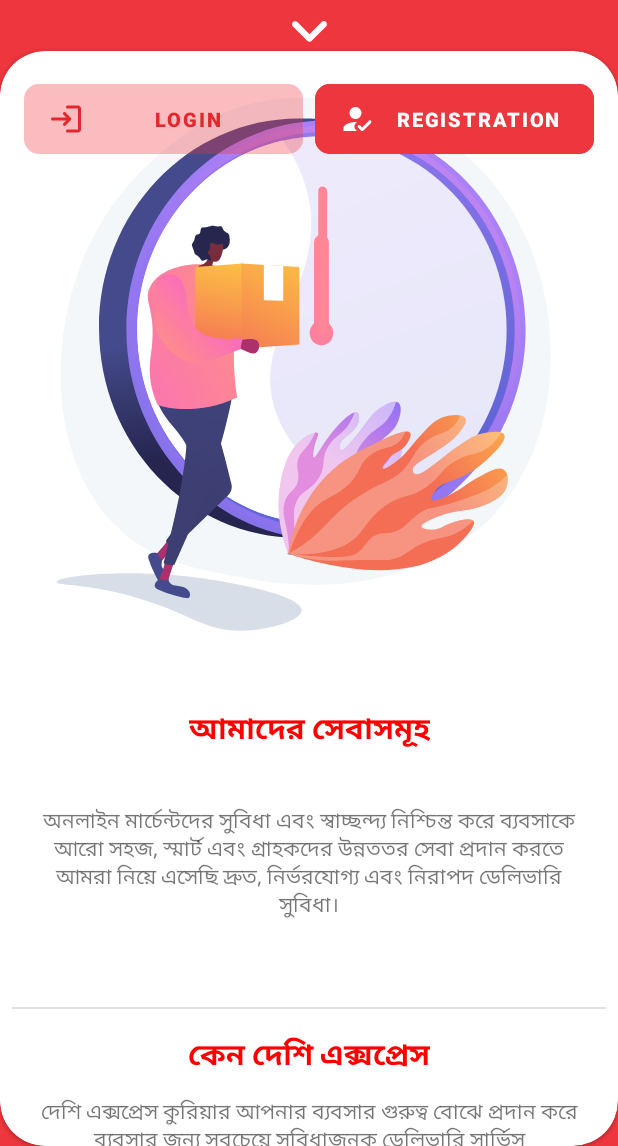
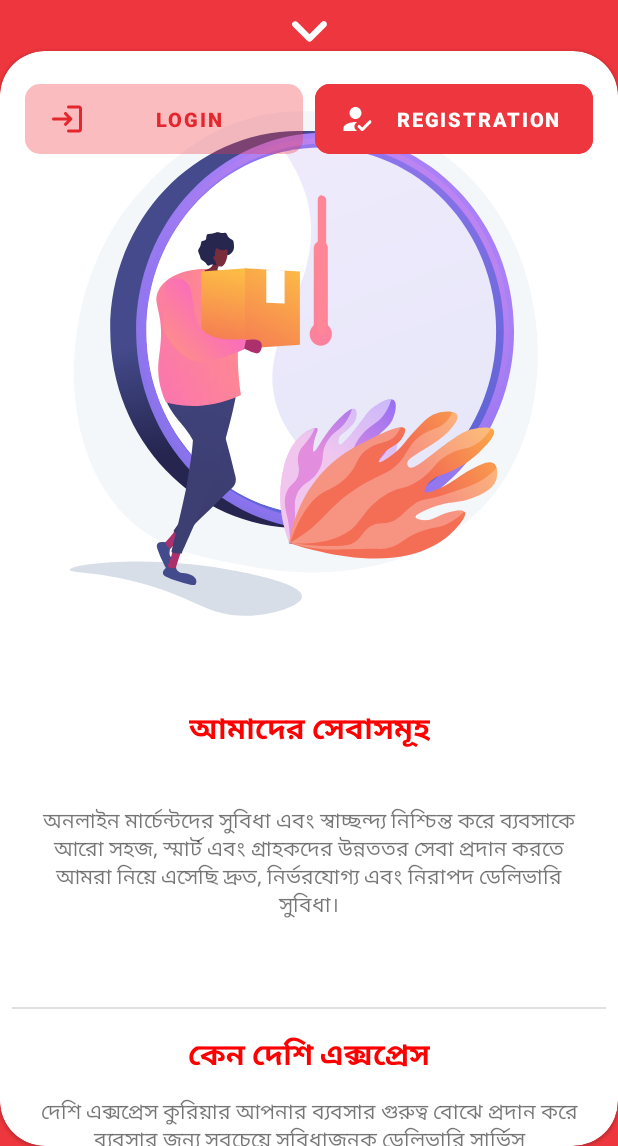
Before and after one commit to Ripat123/deshi_express, an Android app: the screen it shows after launch (MainActivity), on a phone screen of 412 x 824 dp, the part 90-1236 px from its top. Run offline under Robolectric (Android 15) with nearby library versions, the phone set to English and light mode, and no system bars; our stand-ins replace Picasso, Volley; network calls fail; pictures from the network do not load; Roboto replaces fonts that are not available here.

Commit message:
16/01/2022

```diff
--- a/app/src/main/res/layout/activity_main.xml
+++ b/app/src/main/res/layout/activity_main.xml
@@ -75,35 +75,36 @@
 
                     <com.airbnb.lottie.LottieAnimationView
                         android:id="@+id/top_img"
-                        android:layout_width="match_parent"
+                        android:layout_width="0dp"
                         android:layout_height="400dp"
-                        app:layout_constraintEnd_toEndOf="parent"
-                        app:lottie_rawRes="@raw/courier_delivery"
+                        app:layout_constraintWidth_max="600dp"
+                        app:layout_constraintEnd_toStartOf="@+id/guide2"
+                        app:layout_constraintStart_toStartOf="@+id/guide1"
+                        app:layout_constraintTop_toTopOf="parent"
                         app:lottie_autoPlay="true"
                         app:lottie_loop="true"
-                        app:layout_constraintStart_toEndOf="@+id/login_btn"
-                        app:layout_constraintStart_toStartOf="parent"
-                        app:layout_constraintTop_toTopOf="parent" />
+                        app:lottie_rawRes="@raw/courier_delivery" />
 
                     <com.google.android.material.button.MaterialButton
                         android:id="@+id/login_btn"
                         style="@style/Widget.MaterialComponents.Button.UnelevatedButton"
                         android:layout_width="0dp"
                         android:layout_height="wrap_content"
-                        android:layout_marginStart="16dp"
+                        app:layout_constraintWidth_max="300dp"
+                        android:maxLines="1"
                         android:layout_marginTop="16dp"
                         android:layout_marginEnd="8dp"
                         android:backgroundTint="@color/second_color"
                         android:paddingVertical="11dp"
                         android:text="@string/login"
+                        android:textColor="@color/deep_main"
                         android:textSize="13sp"
-                        android:textColor="@color/deep_main"
                         android:textStyle="bold"
                         app:cornerRadius="10dp"
                         app:icon="@drawable/ic_round_login_24"
                         app:iconTint="@color/deep_main"
                         app:layout_constraintEnd_toStartOf="@+id/reg_btn"
-                        app:layout_constraintStart_toStartOf="parent"
+                        app:layout_constraintStart_toStartOf="@+id/guide1"
                         app:layout_constraintTop_toTopOf="parent"
                         app:rippleColor="#0035AC" />
 
@@ -112,7 +113,8 @@
                         style="@style/Widget.MaterialComponents.Button.UnelevatedButton"
                         android:layout_width="0dp"
                         android:layout_height="wrap_content"
-                        android:layout_marginEnd="16dp"
+                        app:layout_constraintWidth_max="300dp"
+                        android:maxLines="1"
                         android:backgroundTint="@color/main_color"
                         android:paddingVertical="11dp"
                         android:text="@string/registration"
@@ -121,7 +123,7 @@
                         app:cornerRadius="10dp"
                         app:icon="@drawable/ic_round_how_to_reg_24"
                         app:layout_constraintBottom_toBottomOf="@+id/login_btn"
-                        app:layout_constraintEnd_toEndOf="parent"
+                        app:layout_constraintEnd_toStartOf="@+id/guide2"
                         app:layout_constraintStart_toEndOf="@+id/login_btn"
                         app:layout_constraintTop_toTopOf="@+id/login_btn" />
 
@@ -132,38 +134,37 @@
                         android:layout_marginTop="10dp"
                         android:text="@string/top_title"
                         android:textColor="@color/red"
+                        android:maxLines="1"
                         android:textSize="20sp"
                         android:textStyle="bold"
                         app:layout_constraintBottom_toTopOf="@+id/top_det"
-                        app:layout_constraintEnd_toEndOf="@+id/top_img"
+                        app:layout_constraintEnd_toStartOf="@+id/guide2"
                         app:layout_constraintHorizontal_bias="0.5"
-                        app:layout_constraintStart_toStartOf="@+id/top_img"
+                        app:layout_constraintStart_toStartOf="@+id/guide1"
                         app:layout_constraintTop_toBottomOf="@+id/top_img" />
 
                     <TextView
                         android:id="@+id/top_det"
                         android:layout_width="0dp"
                         android:layout_height="wrap_content"
-                        android:layout_marginStart="18dp"
+                        app:layout_constraintWidth_max="600dp"
                         android:layout_marginTop="8dp"
-                        android:layout_marginEnd="18dp"
                         android:text="@string/top_details"
                         android:textAlignment="center"
                         app:layout_constraintBottom_toTopOf="@+id/sheba_rec"
-                        app:layout_constraintEnd_toEndOf="parent"
-                        app:layout_constraintHorizontal_bias="0.5"
-                        app:layout_constraintStart_toStartOf="parent"
+                        app:layout_constraintEnd_toStartOf="@+id/guide2"
+                        app:layout_constraintStart_toStartOf="@+id/guide1"
                         app:layout_constraintTop_toBottomOf="@+id/top_text" />
 
                     <androidx.recyclerview.widget.RecyclerView
                         android:id="@+id/sheba_rec"
-                        android:layout_width="match_parent"
+                        android:layout_width="0dp"
                         android:layout_height="wrap_content"
+                        app:layout_constraintWidth_max="600dp"
                         android:layout_marginTop="20dp"
                         app:layout_constraintBottom_toTopOf="@+id/textView"
-                        app:layout_constraintEnd_toEndOf="parent"
-                        app:layout_constraintHorizontal_bias="0.5"
-                        app:layout_constraintStart_toStartOf="parent"
+                        app:layout_constraintEnd_toStartOf="@+id/guide2"
+                        app:layout_constraintStart_toStartOf="@+id/guide1"
                         app:layout_constraintTop_toBottomOf="@+id/top_det" />
 
                     <View
@@ -184,36 +185,34 @@
                         android:layout_height="wrap_content"
                         android:layout_marginTop="16dp"
                         android:text="@string/why_t"
+                        android:maxLines="1"
                         android:textColor="@color/red"
                         android:textSize="20sp"
                         android:textStyle="bold"
-                        app:layout_constraintEnd_toEndOf="parent"
-                        app:layout_constraintHorizontal_bias="0.5"
-                        app:layout_constraintStart_toStartOf="parent"
+                        app:layout_constraintEnd_toStartOf="@+id/guide2"
+                        app:layout_constraintStart_toStartOf="@+id/guide1"
                         app:layout_constraintTop_toBottomOf="@+id/divider" />
 
                     <TextView
                         android:id="@+id/why_de"
                         android:layout_width="0dp"
                         android:layout_height="wrap_content"
-                        android:layout_marginStart="18dp"
+                        app:layout_constraintWidth_max="600dp"
                         android:layout_marginTop="12dp"
-                        android:layout_marginEnd="18dp"
                         android:text="@string/why_details"
                         android:textAlignment="center"
-                        app:layout_constraintEnd_toEndOf="parent"
-                        app:layout_constraintHorizontal_bias="0.5"
-                        app:layout_constraintStart_toStartOf="parent"
+                        app:layout_constraintEnd_toStartOf="@+id/guide2"
+                        app:layout_constraintStart_toStartOf="@+id/guide1"
                         app:layout_constraintTop_toBottomOf="@+id/textView" />
 
                     <androidx.recyclerview.widget.RecyclerView
                         android:id="@+id/why_rec"
-                        android:layout_width="match_parent"
+                        android:layout_width="0dp"
                         android:layout_height="wrap_content"
+                        app:layout_constraintWidth_max="600dp"
                         android:layout_marginTop="20dp"
-                        app:layout_constraintEnd_toEndOf="parent"
-                        app:layout_constraintHorizontal_bias="0.5"
-                        app:layout_constraintStart_toStartOf="parent"
+                        app:layout_constraintEnd_toStartOf="@+id/guide2"
+                        app:layout_constraintStart_toStartOf="@+id/guide1"
                         app:layout_constraintTop_toBottomOf="@+id/why_de" />
 
                     <View
@@ -234,26 +233,38 @@
                         android:layout_height="wrap_content"
                         android:layout_marginTop="16dp"
                         android:text="@string/blog_t"
+                        android:maxLines="1"
                         android:textColor="@color/red"
                         android:textSize="20sp"
                         android:textStyle="bold"
-                        app:layout_constraintEnd_toEndOf="parent"
-                        app:layout_constraintHorizontal_bias="0.5"
-                        app:layout_constraintStart_toStartOf="parent"
+                        app:layout_constraintEnd_toStartOf="@+id/guide2"
+                        app:layout_constraintStart_toStartOf="@+id/guide1"
                         app:layout_constraintTop_toBottomOf="@+id/divider1" />
 
                     <androidx.recyclerview.widget.RecyclerView
                         android:id="@+id/blog_rec"
-                        android:layout_width="match_parent"
+                        android:layout_width="0dp"
                         android:layout_height="wrap_content"
+                        app:layout_constraintWidth_max="600dp"
                         android:layout_marginTop="20dp"
                         android:layout_marginBottom="8dp"
                         app:layout_constraintBottom_toBottomOf="parent"
-                        app:layout_constraintEnd_toEndOf="parent"
-                        app:layout_constraintHorizontal_bias="0.5"
-                        app:layout_constraintStart_toStartOf="parent"
+                        app:layout_constraintEnd_toStartOf="@+id/guide2"
+                        app:layout_constraintStart_toStartOf="@+id/guide1"
                         app:layout_constraintTop_toBottomOf="@+id/blog_t" />
 
+                    <androidx.constraintlayout.widget.Guideline
+                        android:id="@+id/guide1"
+                        android:layout_width="wrap_content"
+                        android:layout_height="wrap_content"
+                        android:orientation="vertical"
+                        app:layout_constraintGuide_percent="0.04"/>
+                    <androidx.constraintlayout.widget.Guideline
+                        android:id="@+id/guide2"
+                        android:layout_width="wrap_content"
+                        android:layout_height="wrap_content"
+                        android:orientation="vertical"
+                        app:layout_constraintGuide_percent="0.96"/>
                 </androidx.constraintlayout.widget.ConstraintLayout>
             </androidx.core.widget.NestedScrollView>
 
@@ -300,6 +311,7 @@
                     style="@style/Widget.MaterialComponents.Button.UnelevatedButton"
                     android:layout_width="0dp"
                     android:layout_height="wrap_content"
+                    app:layout_constraintWidth_max="600dp"
                     android:layout_marginStart="16dp"
                     android:layout_marginTop="3dp"
                     android:layout_marginEnd="16dp"
@@ -317,6 +329,7 @@
                     style="@style/Widget.MaterialComponents.Button.UnelevatedButton"
                     android:layout_width="0dp"
                     android:layout_height="wrap_content"
+                    app:layout_constraintWidth_max="600dp"
                     android:layout_marginStart="16dp"
                     android:layout_marginEnd="16dp"
                     android:backgroundTint="@color/white"
@@ -333,6 +346,7 @@
                     style="@style/Widget.MaterialComponents.Button.UnelevatedButton"
                     android:layout_width="0dp"
                     android:layout_height="wrap_content"
+                    app:layout_constraintWidth_max="600dp"
                     android:layout_marginStart="16dp"
                     android:layout_marginEnd="16dp"
                     android:backgroundTint="@color/white"
@@ -349,6 +363,7 @@
                     style="@style/Widget.MaterialComponents.Button.UnelevatedButton"
                     android:layout_width="0dp"
                     android:layout_height="wrap_content"
+                    app:layout_constraintWidth_max="600dp"
                     android:layout_marginStart="16dp"
                     android:layout_marginEnd="16dp"
                     android:backgroundTint="@color/white"
```
